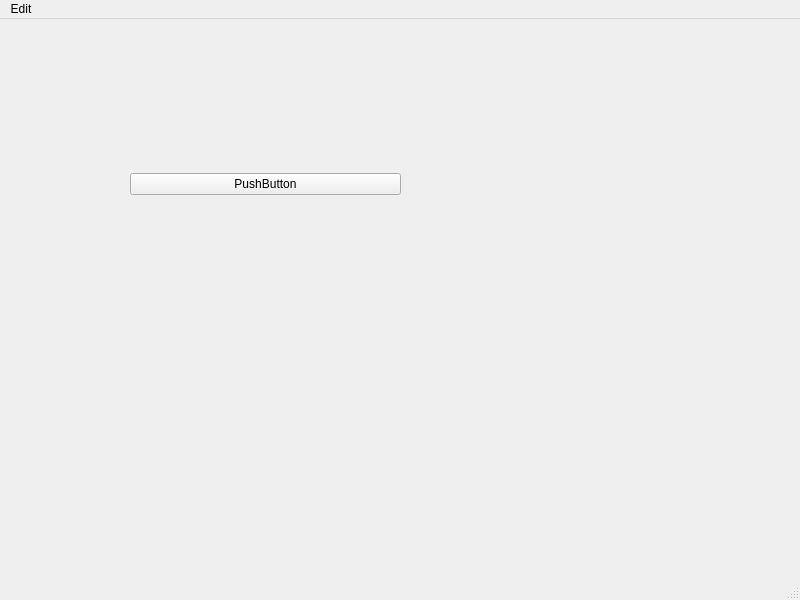
OpenKreator/resin, file ui/mainwindow.ui: the form before one commit.
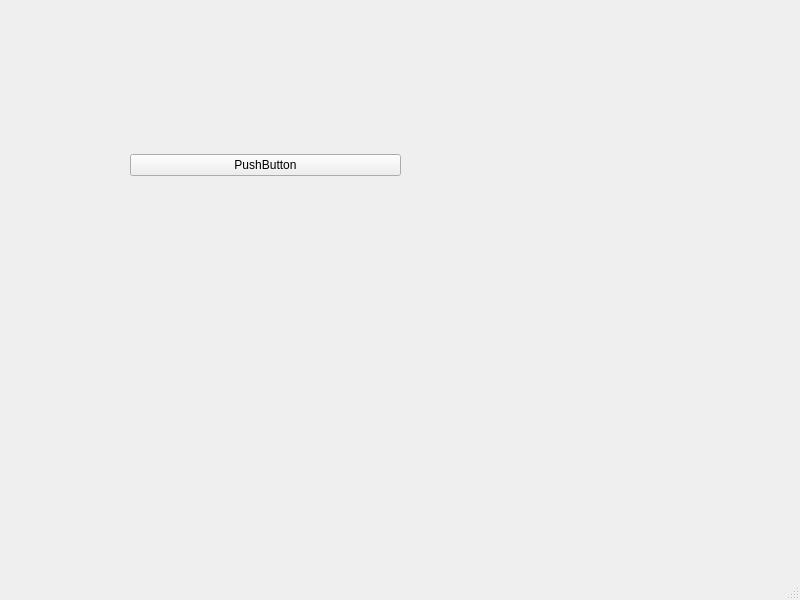
The form after the commit.

What changed in the file:
```diff
--- a/ui/mainwindow.ui
+++ b/ui/mainwindow.ui
@@ -43,12 +43,6 @@
      <height>21</height>
     </rect>
    </property>
-   <widget class="QMenu" name="menuEdit">
-    <property name="title">
-     <string>Edit</string>
-    </property>
-   </widget>
-   <addaction name="menuEdit"/>
   </widget>
   <widget class="QStatusBar" name="statusbar"/>
  </widget>
```
